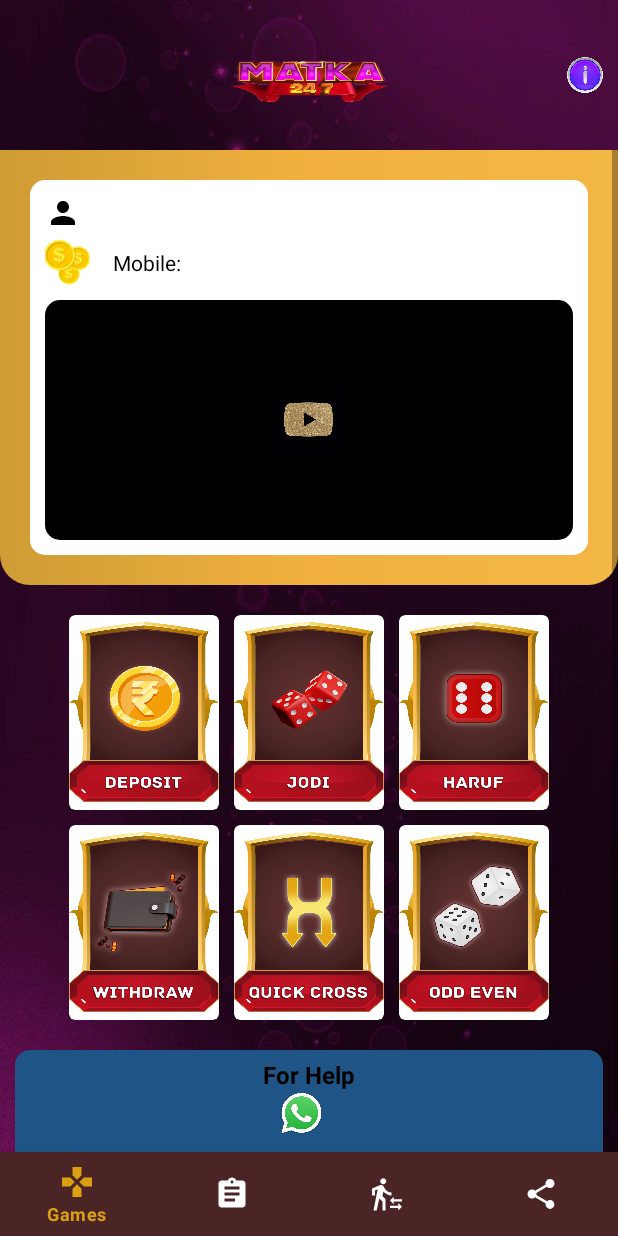
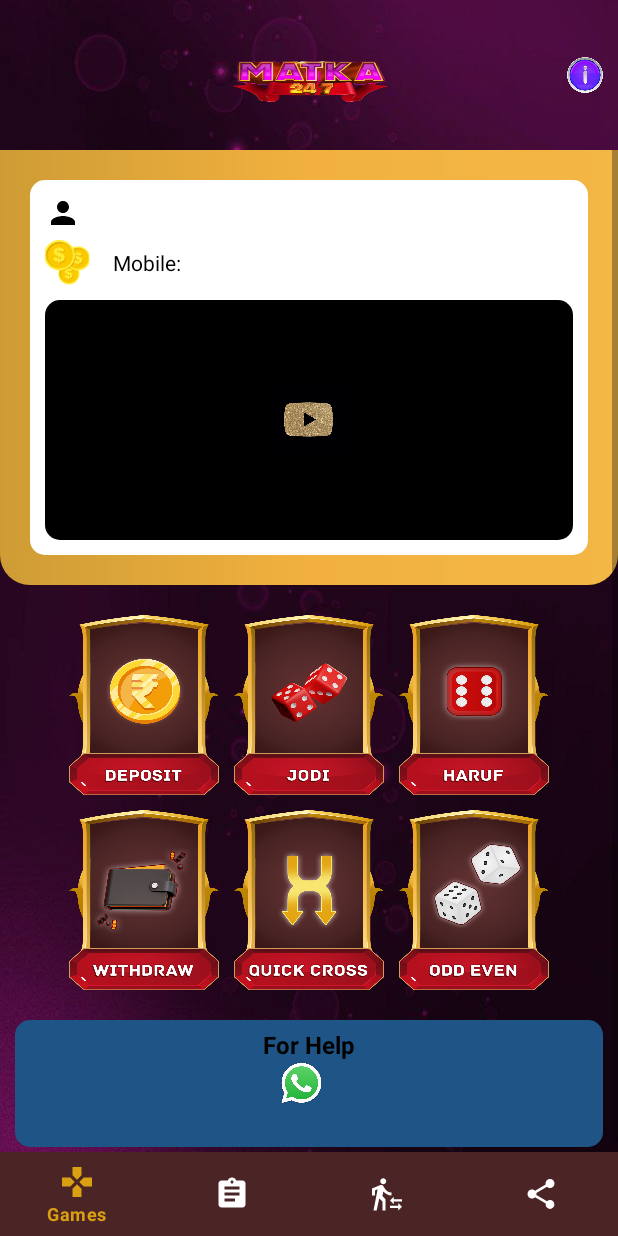
Before and after one commit to jayaprasad356/betx_app, an Android app: the GamesFragment screen opened directly, with no data from a screen before it, on a phone screen of 412 x 824 dp. Run offline under Robolectric (Android 15) with nearby library versions, the phone set to English and light mode, and no system bars; our stand-ins replace Volley; network calls fail.

Commit message:
correction changed

```diff
--- a/app/src/main/java/com/betx/matka/AddPointsActivity.java
+++ b/app/src/main/java/com/betx/matka/AddPointsActivity.java
@@ -39,6 +39,7 @@ public class AddPointsActivity extends AppCompatActivity implements PaymentStatu
     Activity activity;
     Session session;
     String UPI_ID = "";
+    String MinDeposite = "";
     TextView tvMimDeposite;
 
     @Override
@@ -63,6 +64,8 @@ public class AddPointsActivity extends AppCompatActivity implements PaymentStatu
         pointsbtn.setOnClickListener(new View.OnClickListener() {
             @Override
             public void onClick(View v) {
+
+
                 if (etPoint.getText().toString().equals(""))
                 {
                     etPoint.setError("empty");
@@ -74,11 +77,15 @@ public class AddPointsActivity extends AppCompatActivity implements PaymentStatu
                     etPoint.requestFocus();
                 }
 
-//                else if (etPoint.length()<=2){
-//
-//                    tvMimDeposite.setVisibility(View.VISIBLE);
-//
-//                }
+
+                // etPoint is greaterthan minDeposite
+                else if (MinDeposite.equals(etPoint.getText()) || Integer.parseInt(etPoint.getText().toString().trim()) < Integer.parseInt(MinDeposite)){
+
+                    tvMimDeposite.setVisibility(View.VISIBLE);
+
+                }
+
+
 
 
 //                else {
@@ -180,6 +187,12 @@ public class AddPointsActivity extends AppCompatActivity implements PaymentStatu
                     JSONArray jsonArray = jsonObject.getJSONArray(Constant.DATA);
                     if (jsonObject.getBoolean(Constant.SUCCESS)) {
                         UPI_ID = jsonArray.getJSONObject(0).getString(Constant.UPI);
+                        MinDeposite = jsonArray.getJSONObject(0).getString(Constant.MIN_DEPOSITE);
+                        tvMimDeposite.setText("Minimum Deposit is "+MinDeposite);
+
+
+                        //   Toast.makeText(activity, MinDeposite, Toast.LENGTH_SHORT).show();
+
 
                     }
                 } catch (JSONException e){
--- a/app/src/main/java/com/betx/matka/GamesFragment.java
+++ b/app/src/main/java/com/betx/matka/GamesFragment.java
@@ -32,14 +32,14 @@ import java.util.Map;
 public class GamesFragment extends Fragment {
     View root;
 
-    MaterialCardView lytJodi;
-    MaterialCardView lytHaruf;
+    ImageView lytJodi;
+    ImageView lytHaruf;
     LinearLayout lytTransaction;
-    MaterialCardView lytQuickcross;
-    MaterialCardView lytOddeven;
+    ImageView lytQuickcross;
+    ImageView lytOddeven;
     LinearLayout lytBits;
-    MaterialCardView lytWithdrawal;
-    MaterialCardView lytDeposit;
+    ImageView lytWithdrawal;
+    ImageView lytDeposit;
     LinearLayout lytSharepoints;
     TextView tvName,tvId,tvMobile;
     TextView tvPoints,tvPhone,newsInfo;
--- a/app/src/main/java/com/betx/matka/helper/Constant.java
+++ b/app/src/main/java/com/betx/matka/helper/Constant.java
@@ -61,4 +61,5 @@ public class Constant {
     public static final String PHONEPE = "phonepe";
 
 
+    public static final String MIN_DEPOSITE = "min_deposit";
 }
--- a/app/src/main/res/layout/activity_withdrawal.xml
+++ b/app/src/main/res/layout/activity_withdrawal.xml
@@ -50,7 +50,7 @@
         android:layout_width="110dp"
         android:layout_height="50dp"
         android:layout_gravity="center"
-        android:background="@drawable/withdrawal_btn"
+        android:background="@drawable/changewithdraw"
         app:backgroundTint="@null"/>
 
     <LinearLayout
--- a/app/src/main/res/layout/fragment_games.xml
+++ b/app/src/main/res/layout/fragment_games.xml
@@ -148,57 +148,45 @@
                 android:orientation="horizontal">
 
 
-                <com.google.android.material.card.MaterialCardView
-                    android:id="@+id/lytDeposit"
-                    android:layout_width="match_parent"
-                    android:layout_height="130dp"
-                    >
+
 
 
                     <ImageView
+                        android:id="@+id/lytDeposit"
                         android:layout_gravity="center"
                         android:layout_width="100dp"
                         android:layout_height="120dp"
                         android:background="@drawable/changedesitee"
                         />
 
-                </com.google.android.material.card.MaterialCardView>
                 <Space
                     android:layout_width="10dp"
                     android:layout_height="wrap_content"/>
-                <com.google.android.material.card.MaterialCardView
-                    android:id="@+id/lytJodi"
-                    android:layout_width="match_parent"
-                    android:layout_height="130dp"
-                    >
+
 
 
                     <ImageView
+                        android:id="@+id/lytJodi"
                         android:layout_gravity="center"
                         android:layout_width="100dp"
                         android:layout_height="120dp"
                         android:background="@drawable/changejodi"
                         />
 
-                </com.google.android.material.card.MaterialCardView>
+
                 <Space
                     android:layout_width="10dp"
                     android:layout_height="wrap_content"/>
-                <com.google.android.material.card.MaterialCardView
-                    android:id="@+id/lytHaruf"
-                    android:layout_width="match_parent"
-                    android:layout_height="130dp"
-                    >
 
 
                     <ImageView
+                        android:id="@+id/lytHaruf"
                         android:layout_gravity="center"
                         android:layout_width="100dp"
                         android:layout_height="120dp"
                         android:background="@drawable/changeharuf"
                         />
 
-                </com.google.android.material.card.MaterialCardView>
 
 
             </LinearLayout>
@@ -211,57 +199,45 @@
                 android:orientation="horizontal">
 
 
-                <com.google.android.material.card.MaterialCardView
-                    android:id="@+id/lytWithdrawal"
-                    android:layout_width="match_parent"
-                    android:layout_height="130dp"
-                    >
+
 
 
                     <ImageView
+                        android:id="@+id/lytWithdrawal"
                         android:layout_gravity="center"
                         android:layout_width="100dp"
                         android:layout_height="120dp"
                         android:background="@drawable/changewithdraww"
                         />
 
-                </com.google.android.material.card.MaterialCardView>
-                <Space
+\                <Space
                     android:layout_width="10dp"
                     android:layout_height="wrap_content"/>
-                <com.google.android.material.card.MaterialCardView
-                    android:id="@+id/lytQuickcross"
-                    android:layout_width="match_parent"
-                    android:layout_height="130dp"
-                    >
+
 
 
                     <ImageView
+                        android:id="@+id/lytQuickcross"
                         android:layout_gravity="center"
                         android:layout_width="100dp"
                         android:layout_height="120dp"
                         android:background="@drawable/changequickcross"
                         />
 
-                </com.google.android.material.card.MaterialCardView>
                 <Space
                     android:layout_width="10dp"
                     android:layout_height="wrap_content"/>
-                <com.google.android.material.card.MaterialCardView
-                    android:id="@+id/lytOddeven"
-                    android:layout_width="match_parent"
-                    android:layout_height="130dp"
-                    >
+
 
 
                     <ImageView
+                        android:id="@+id/lytOddeven"
                         android:layout_gravity="center"
                         android:layout_width="100dp"
                         android:layout_height="120dp"
                         android:background="@drawable/changeoddeven"
                         />
 
-                </com.google.android.material.card.MaterialCardView>
 
 
             </LinearLayout>
```
